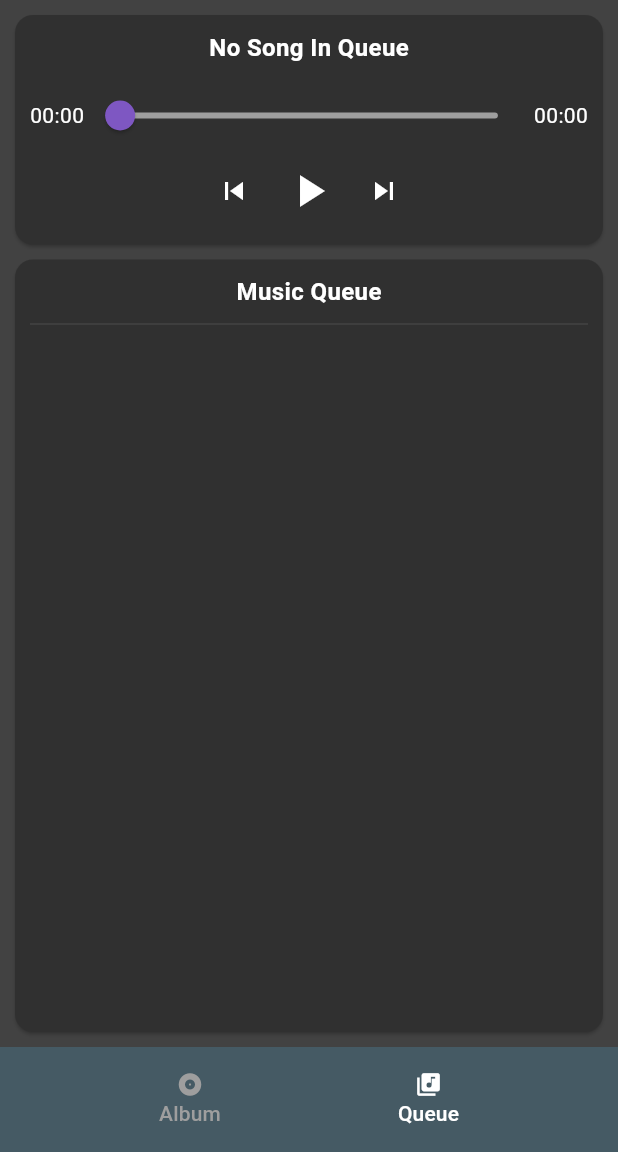
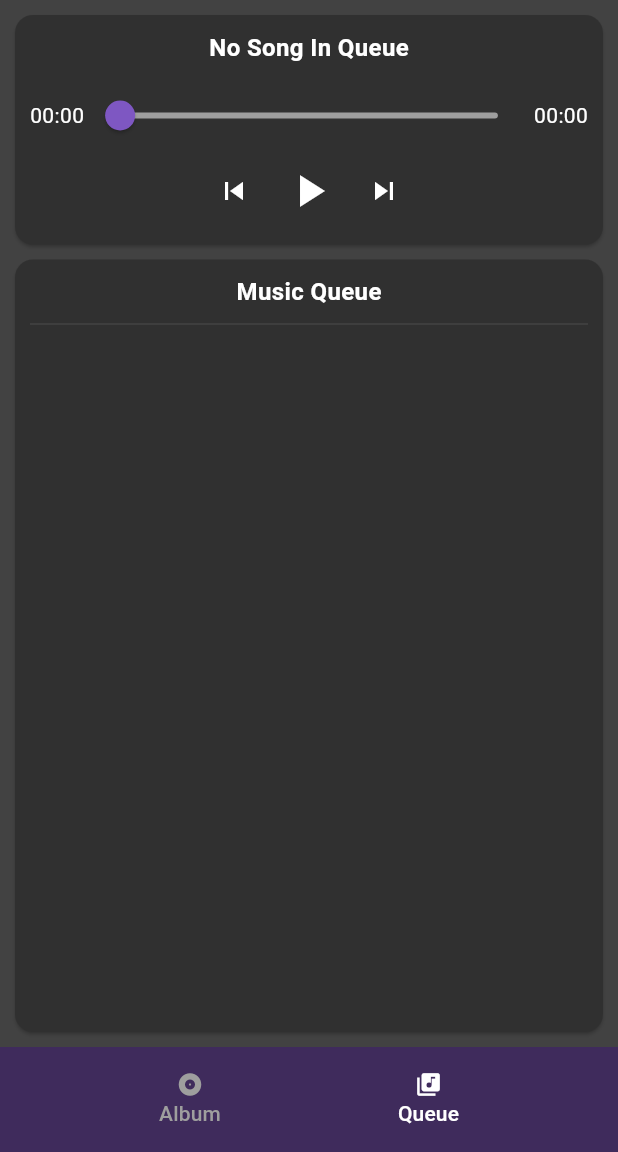
Before and after one commit to sigmamathy/auplayer, a Flutter app: the screen it shows after launch, after a tap on "Queue", on a phone screen of 412 x 824 dp, the part 84-1236 px from its top. Run offline on Flutter 3.47's test engine with Material 3 defaults, Android fonts, the phone set to English and light mode, and no system bars; our stand-ins replace audio_service, just_audio, permission_handler, rxdart.

Commit message:
ui imporvement + code restructure

```diff
--- a/lib/album.dart
+++ /dev/null
@@ -1,176 +0,0 @@
-import 'dart:io';
-import 'package:flutter/material.dart';
-import 'package:path/path.dart';
-import 'navigate_panel.dart';
-import 'app_bar.dart';
-import 'queue.dart';
-import 'audio_player_handler.dart';
-import 'package:permission_handler/permission_handler.dart';
-
-class AlbumPage extends StatefulWidget {
-	const AlbumPage({ super.key });
-	@override State<StatefulWidget> createState() => AlbumPageState();
-}
-
-class FileInfo {
-
-	String path;
-	String filename;
-	bool isDir;
-
-	FileInfo(this.path, this.filename, this.isDir);
-}
-
-class AlbumPageState extends State<AlbumPage> {
-
-	static String crntDir = "/storage/emulated/0/Music/Songs";
-	static List<FileInfo> files = [];
-
-	@override
-  void initState() {
-    super.initState();
-		askPermission().then((ok) {
-			if (ok) refreshFiles();
-		});
-  }
-
-  static Future<void> refreshFiles() async {
-		Directory directory = Directory(crntDir);
-		Stream<FileSystemEntity> fileStream = directory.list();
-		files.clear(); // Clear the existing files list
-		if (crntDir != '/storage/emulated/0') {
-			files.add(FileInfo(crntDir.substring(0, crntDir.lastIndexOf('/')), "..", true));
-		}
-		await for (FileSystemEntity entity in fileStream) {
-			switch (extension(entity.path)) {
-				case "":
-				case ".mp3":
-				case ".m4a":
-				case ".wav":
-					files.add(FileInfo(entity.path, basename(entity.path), entity is Directory));
-			}
-		}
-		files.sort((a, b) {
-			if (a.isDir != b.isDir) return a.isDir ? -1 : 1;
-			return a.filename.compareTo(b.filename);
-		});
-  }
-
-	// only return true if permission is not granted before and accepted upon request.
-	Future<bool> askPermission() async {
-		var status = await Permission.audio.status;
-		if (status.isGranted) return false;
-		status = await Permission.audio.request();
-		return status.isGranted;
-	}
-
-  @override
-  Widget build(BuildContext context) {
-		List<Widget> list = [];
-		for (FileInfo fi in files) {
-			list.add(_FileInfoCard(fi, () async {
-				crntDir = fi.path;
-				await refreshFiles();
-				setState((){});
-			}));
-		}
-		list.add(SizedBox(height: 10.0));
-    return Scaffold(
-			backgroundColor: Colors.grey[800],
-			appBar: CommonAppBar(onRefresh: () async {
-				await askPermission();
-				await refreshFiles();
-				setState((){});
-			}),
-			body: Column(
-				children: [
-					Expanded(
-						child: SingleChildScrollView(
-							child: Column(
-								crossAxisAlignment: CrossAxisAlignment.stretch,
-								children: list,
-							)
-						)
-					),
-					NavigatePanel(0)
-				]
-			),
-		);
-  }
-}
-
-class _FileInfoCard extends StatelessWidget {
-
-	final FileInfo fi;
-	final VoidCallback onDirTapped;
-
-	const _FileInfoCard(this.fi, this.onDirTapped);
-
-	Widget audioFileBuild() {
-		return Card(
-			margin: EdgeInsets.fromLTRB(10.0, 10.0, 10.0, 0.0),
-			color: Colors.grey[900],
-			child: Padding(
-				padding: EdgeInsets.all(10.0),
-				child: Row(
-					children: [
-						Icon(Icons.audiotrack, color: Colors.white),
-						Expanded(
-							child: Text(
-								fi.filename,
-								style: TextStyle(
-									color: Colors.white,
-									fontSize: 18.0
-								),
-								softWrap: true,
-								overflow: TextOverflow.ellipsis,
-							)
-						),
-						IconButton(
-							icon: Icon(Icons.add, color: Colors.white),
-							onPressed: () {
-								AudioPlayerHandler.instance.addSongToQueue(fi);
-							}
-						)
-					]
-				),
-			)
-		);
-	}
-
-	Widget directoryBuild()
-	{
-		return GestureDetector(
-			onTap: onDirTapped,
-			child: Card(
-				margin: EdgeInsets.fromLTRB(10.0, 10.0, 10.0, 0.0),
-				color: Colors.grey[900],
-				child: Padding(
-					padding: EdgeInsets.all(15.0),
-					child: Row(
-						children: [
-							Icon(Icons.folder, color: Colors.amber),
-							SizedBox(width: 8),
-							Expanded(
-								child: Text(
-									fi.filename,
-									style: TextStyle(
-										color: Colors.amber,
-										fontSize: 18.0
-									),
-									softWrap: true,
-									overflow: TextOverflow.ellipsis,
-								)
-							),
-						]
-					),
-				)
-			)
-		);
-	}
-
-	@override
-  Widget build(BuildContext context) {
-		return fi.isDir ? directoryBuild() : audioFileBuild();
-  }
-}
--- a/lib/app_bar.dart
+++ /dev/null
@@ -1,19 +0,0 @@
-import 'package:flutter/material.dart';
-
-class CommonAppBar extends AppBar {
-
-	CommonAppBar({ VoidCallback? onRefresh, super.key })
-		: super(
-				title: Row(
-				children: [
-					Text("auplayer", style: TextStyle(color: Colors.white)),
-					Expanded(child: SizedBox()),
-					IconButton(
-						icon: Icon(Icons.refresh, color: Colors.white),
-						onPressed: onRefresh,
-					),
-				]
-			),
-			backgroundColor: Colors.deepPurple[700],
-		);
-}
--- a/lib/main.dart
+++ b/lib/main.dart
@@ -1,8 +1,9 @@
 import 'package:flutter/material.dart';
 import 'package:audio_service/audio_service.dart';
-import 'album.dart';
-import 'queue.dart';
-import 'audio_player_handler.dart';
+import 'package:auplayer/pages/album.dart';
+import 'package:auplayer/pages/queue.dart';
+import 'package:auplayer/tools/audio_player_handler.dart';
+import 'package:auplayer/tools/file_manager.dart';
 
 void main() async {
 
@@ -16,8 +17,7 @@ void main() async {
     ),
   );
 
-	// load files from main storage.
-	await AlbumPageState.refreshFiles();
+	FileManager.instance = FileManager();
 
 	// run app!
   runApp(
--- a/lib/navigate_panel.dart
+++ b/lib/navigate_panel.dart
@@ -1,5 +1,4 @@
 import 'package:flutter/material.dart';
-import 'queue.dart';
 
 class NavigatePanel extends StatelessWidget {
 
@@ -11,7 +10,7 @@ class NavigatePanel extends StatelessWidget {
   Widget build(BuildContext context) {
 		return Container(
 			height: 70,
-			color: Colors.blueGrey[700],
+			color: Color.fromARGB(255, 63, 43, 92),
 			child: Row(
 				mainAxisAlignment: MainAxisAlignment.spaceEvenly,
 				children: [
--- /dev/null
+++ b/lib/pages/album.dart
@@ -0,0 +1,173 @@
+import 'package:flutter/material.dart';
+
+import 'package:auplayer/navigate_panel.dart';
+import 'package:auplayer/tools/audio_player_handler.dart';
+import 'package:auplayer/tools/file_manager.dart';
+
+class AlbumPage extends StatefulWidget {
+	const AlbumPage({ super.key });
+	@override State<StatefulWidget> createState() => AlbumPageState();
+}
+
+enum AlbumReadMode {
+	FOLDER_VIEW,
+	LABEL_VIEW,
+	FOLDER_SELECT_VIEW;
+
+	static AlbumReadMode crntMode = FOLDER_VIEW;
+}
+
+class AlbumPageState extends State<AlbumPage> {
+
+	static bool _firstExecution = true;
+	void _executeOnStartOnly() {
+		if (!_firstExecution)	return;
+		FileManager.instance.requestPermission().then((_) => setState(() {}));
+		_firstExecution = false;
+	}
+
+	@override
+  void initState() {
+    super.initState();
+		_executeOnStartOnly();
+  }
+
+  @override
+  Widget build(BuildContext context) {
+		final fm = FileManager.instance;
+    return Scaffold(
+			backgroundColor: Colors.grey[800],
+			appBar: AppBar(
+				title: Row(
+					children: [
+						Text("auplayer",
+							style: TextStyle(
+								color: Colors.white,
+								fontFamily: 'RougeScript',
+								fontWeight: FontWeight.bold,
+								fontSize: 30.0
+							)
+						),
+						Expanded(child: SizedBox()),
+						PopupMenuButton<int>(
+							onSelected: (int value) async {
+								if (value == 0) {
+									await fm.refreshFileList();
+									setState((){});
+								}
+							},
+							itemBuilder: (BuildContext context) {
+								return <PopupMenuEntry<int>>[
+									PopupMenuItem<int>(
+										value: 0,
+										child: Text('Refresh'),
+									),
+									PopupMenuItem<int>(
+										value: 1,
+										child: Text('Set As Home'),
+									),
+									PopupMenuItem<int>(
+										value: 2,
+										child: Text('Option 3'),
+									),
+								];
+							},
+							child: Icon(Icons.more_vert, color: Colors.white),
+						),
+					]
+				),
+				backgroundColor: Colors.deepPurple[700],
+			),
+			body: Column(
+				children: [
+					Container(
+						color: Color.fromARGB(255, 65, 51, 94),
+						child: Row(
+							mainAxisAlignment: MainAxisAlignment.spaceBetween,
+							children: [
+								Text(fm.crntDir, style: TextStyle(color: Colors.white, fontSize: 10.0)),
+								SizedBox(
+									width: 25.0,
+									height: 25.0,
+									child: IconButton(
+										padding: EdgeInsets.all(0.0),
+										icon: Icon(Icons.folder),
+										onPressed: () {},
+										color: Colors.white,
+										iconSize: 15.0,
+									)
+								)
+							]
+						)
+					),
+					Expanded(
+						child: ListView (
+							children: [...fm.fileList.map((fi) => _FileInfoCard(fi, () async {
+								await fm.refreshFileList(newDir: fi.path);
+								setState(() {});
+							})), SizedBox(height: 10.0)]
+						)
+					),
+					NavigatePanel(0)
+				]
+			),
+		);
+  }
+}
+
+class _FileInfoCard extends StatelessWidget {
+
+	final FileInfo fi;
+	final VoidCallback onDirTapped;
+
+	const _FileInfoCard(this.fi, this.onDirTapped);
+
+	Widget audioFileBuild() {
+		return Card(
+			margin: EdgeInsets.fromLTRB(10.0, 10.0, 10.0, 0.0),
+			color: Colors.grey[900],
+			child: ListTile(
+				leading: Icon(Icons.audiotrack, color: Colors.white),
+				title: Text(
+					fi.name,
+					style: TextStyle(
+						color: Colors.white,
+						fontSize: 14.0
+					),
+				),
+				trailing: IconButton(
+					icon: Icon(Icons.add, color: Colors.white),
+					onPressed: () {
+						AudioPlayerHandler.instance.addMusic(fi);
+					}
+				)
+			)
+		);
+	}
+
+	Widget directoryBuild()
+	{
+		return GestureDetector(
+			onTap: onDirTapped,
+			child: Card(
+				margin: EdgeInsets.fromLTRB(10.0, 10.0, 10.0, 0.0),
+				color: Colors.grey[900],
+				child: ListTile(
+					leading: Icon(Icons.folder, color: Colors.amber),
+					title: Text(
+						fi.name,
+						style: TextStyle(
+							color: Colors.amber,
+							fontSize: 14.0
+						),
+					),
+				)
+			)
+		);
+	}
+
+	@override
+  Widget build(BuildContext context) {
+		return fi.isDir ? directoryBuild() : audioFileBuild();
+  }
+}
--- a/lib/queue.dart
+++ b/lib/pages/queue.dart
@@ -1,8 +1,7 @@
 import 'package:flutter/material.dart';
 import 'package:audio_service/audio_service.dart';
-import 'app_bar.dart';
-import 'navigate_panel.dart';
-import 'audio_player_handler.dart';
+import 'package:auplayer/navigate_panel.dart';
+import 'package:auplayer/tools/audio_player_handler.dart';
 
 class QueuePage extends StatefulWidget {
 	const QueuePage({ super.key });
@@ -89,24 +88,27 @@ class QueuePageState extends State<QueuePage> {
 	Widget _queueList() {
 		return StreamBuilder(
 			stream: AudioPlayerHandler.instance.queue,
-			builder: (context, snapshot) {
-				final queue = snapshot.data ?? [];
-
+			builder: (_, s1) {
+				final queue = s1.data ?? [];
+				return StreamBuilder(
+					stream: AudioPlayerHandler.instance.player.currentIndexStream,
+					builder: (_, s2) {
+						int crntIndex = s2.data ?? -1;
 						return Expanded(
-					child: SingleChildScrollView(
-						child: Column(
+							child: ListView(
 								children: [...queue.asMap().entries.map((entry) =>
 									Card(
 										color: Colors.black,
 										child: ListTile(
 											leading: Text((entry.key+1).toString(), style: TextStyle(color: Colors.white)),
-										title: Text(entry.value.title, style: TextStyle(color: Colors.white)),
+											title: Text(entry.value.title, style: TextStyle(color: crntIndex == entry.key ? Colors.cyan : Colors.white)),
 											trailing: IconButton(icon: Icon(Icons.delete), color: Colors.white, onPressed: (){}),
 										)),
 									)
 								],
 							)
-					)
+						);
+					}
 				);
 			}
 		);
@@ -116,7 +118,19 @@ class QueuePageState extends State<QueuePage> {
   Widget build(BuildContext context) {
     return Scaffold(
 			backgroundColor: Colors.grey[800],
-			appBar: CommonAppBar(onRefresh: (){}),
+			appBar: AppBar(
+				title: Row(
+					children: [
+						Text("auplayer", style: TextStyle(color: Colors.white)),
+						Expanded(child: SizedBox()),
+						IconButton(
+							icon: Icon(Icons.refresh, color: Colors.white),
+							onPressed: () {}
+						),
+					]
+				),
+				backgroundColor: Colors.deepPurple[700],
+			),
 			body: Column(
 				children: [
 					Card(
--- /dev/null
+++ b/lib/tools/file_manager.dart
@@ -0,0 +1,57 @@
+import 'dart:io';
+import 'package:path/path.dart';
+import 'package:permission_handler/permission_handler.dart';
+
+class FileInfo {
+	String path;
+	String name;
+	bool isDir;
+	FileInfo(this.path, this.name, this.isDir);
+}
+
+class FileManager {
+
+	static late FileManager instance;
+
+	String crntDir = "/storage/emulated/0/Music/Songs";
+	List<FileInfo> fileList = [];
+
+	Future<void> requestPermission() async {
+		var status = await Permission.audio.status;
+		if (status.isGranted) {
+			await refreshFileList();
+			return;
+		}
+		status = await Permission.audio.request();
+		if (status.isGranted) {
+			await refreshFileList();
+		}
+	}
+
+	Future<void> refreshFileList({ String? newDir }) async {
+
+		if (newDir != null) {
+			crntDir = newDir;
+		}
+
+		Directory dir = Directory(crntDir);
+		Stream<FileSystemEntity> fileStream = dir.list();
+		fileList.clear(); // Clear the existing files list
+		if (crntDir != '/storage/emulated/0') {
+			fileList.add(FileInfo(crntDir.substring(0, crntDir.lastIndexOf('/')), "..", true));
+		}
+		await for (FileSystemEntity entity in fileStream) {
+			switch (extension(entity.path)) {
+				case "":
+				case ".mp3":
+				case ".m4a":
+				case ".wav":
+					fileList.add(FileInfo(entity.path, basename(entity.path), entity is Directory));
+			}
+		}
+		fileList.sort((a, b) {
+			if (a.isDir != b.isDir) return a.isDir ? -1 : 1;
+			return a.name.compareTo(b.name);
+		});
+	}
+}
```
Also changed, not shown: lib/tools/audio_player_handler.dart (renamed from lib/audio_player_handler.dart, +16 -17 lines), pubspec.yaml (+4 -4 lines), assets/MrsSaintDelafield-Regular.ttf (added), assets/RougeScript-Regular.ttf (added). Lines whose indentation alone changed are shown as unchanged.
